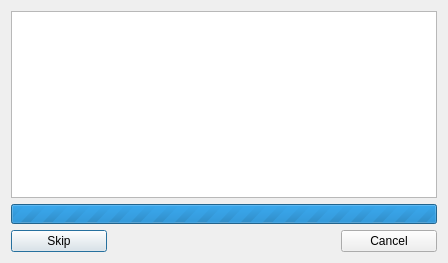
Project-LemonLime/Project_LemonLime, file forms/judgingdialog.ui: the form before one commit.
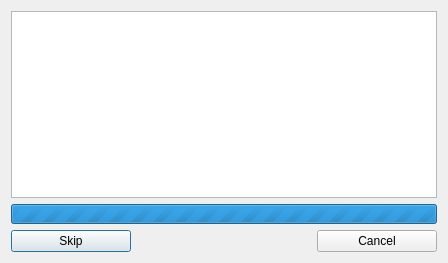
The form after the commit. Icons and pictures are not drawn.

```diff
--- a/forms/judgingdialog.ui
+++ b/forms/judgingdialog.ui
@@ -85,7 +85,7 @@
       <widget class="QPushButton" name="skipButton">
        <property name="minimumSize">
         <size>
-         <width>96</width>
+         <width>120</width>
          <height>0</height>
         </size>
        </property>
@@ -127,7 +127,7 @@
       <widget class="QPushButton" name="cancelButton">
        <property name="minimumSize">
         <size>
-         <width>96</width>
+         <width>120</width>
          <height>0</height>
         </size>
        </property>
```
